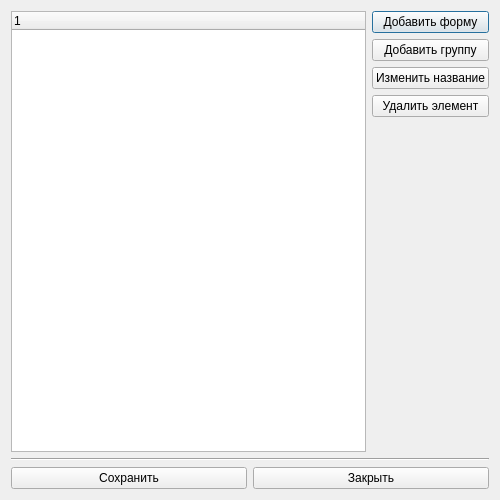
Before: the Qt Designer form designer/nodeseditordialogwindow.ui in Artemako/auto-exec-doc, drawn with Qt 5.
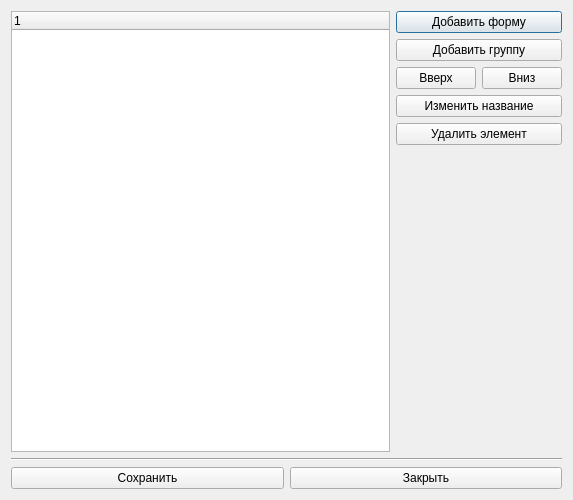
After: the same form once the commit is applied. Icons and pictures are not drawn.

What changed in the file:
```diff
--- a/designer/nodeseditordialogwindow.ui
+++ b/designer/nodeseditordialogwindow.ui
@@ -6,7 +6,7 @@
    <rect>
     <x>0</x>
     <y>0</y>
-    <width>500</width>
+    <width>573</width>
     <height>500</height>
    </rect>
   </property>
@@ -41,6 +41,24 @@
          </property>
         </widget>
        </item>
+       <item>
+        <layout class="QHBoxLayout" name="hl_movebtns">
+         <item>
+          <widget class="QPushButton" name="btn_up">
+           <property name="text">
+            <string>Вверх</string>
+           </property>
+          </widget>
+         </item>
+         <item>
+          <widget class="QPushButton" name="btn_down">
+           <property name="text">
+            <string>Вниз</string>
+           </property>
+          </widget>
+         </item>
+        </layout>
+       </item>
        <item>
         <widget class="QPushButton" name="btn_change_name">
          <property name="text">
```
